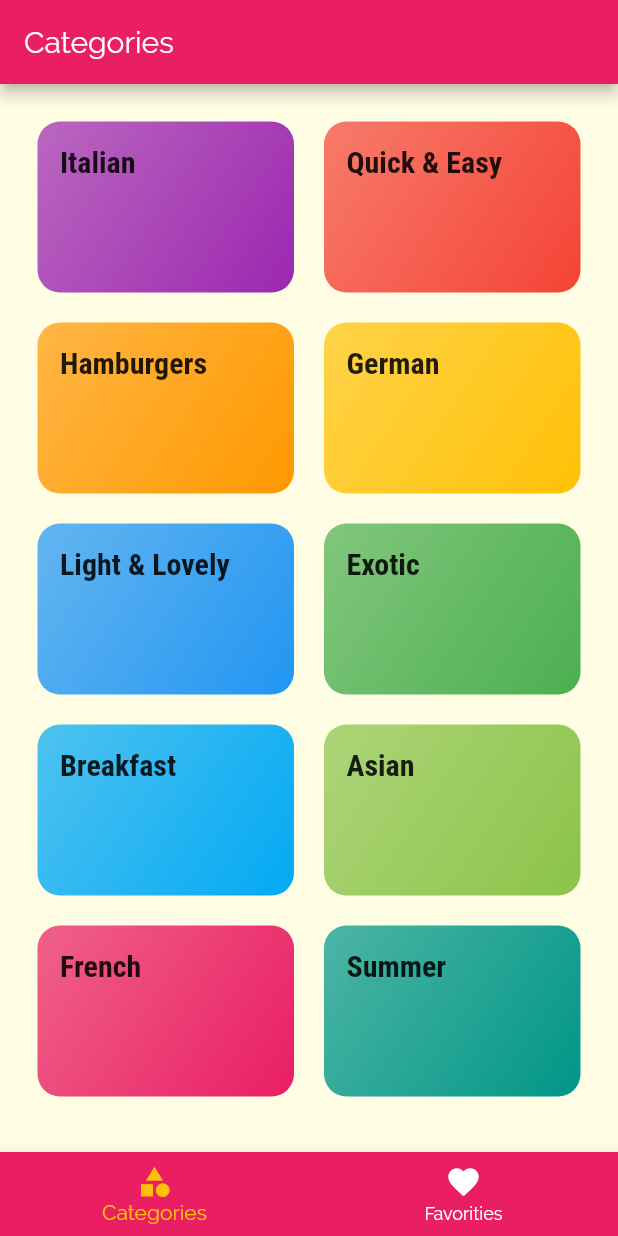
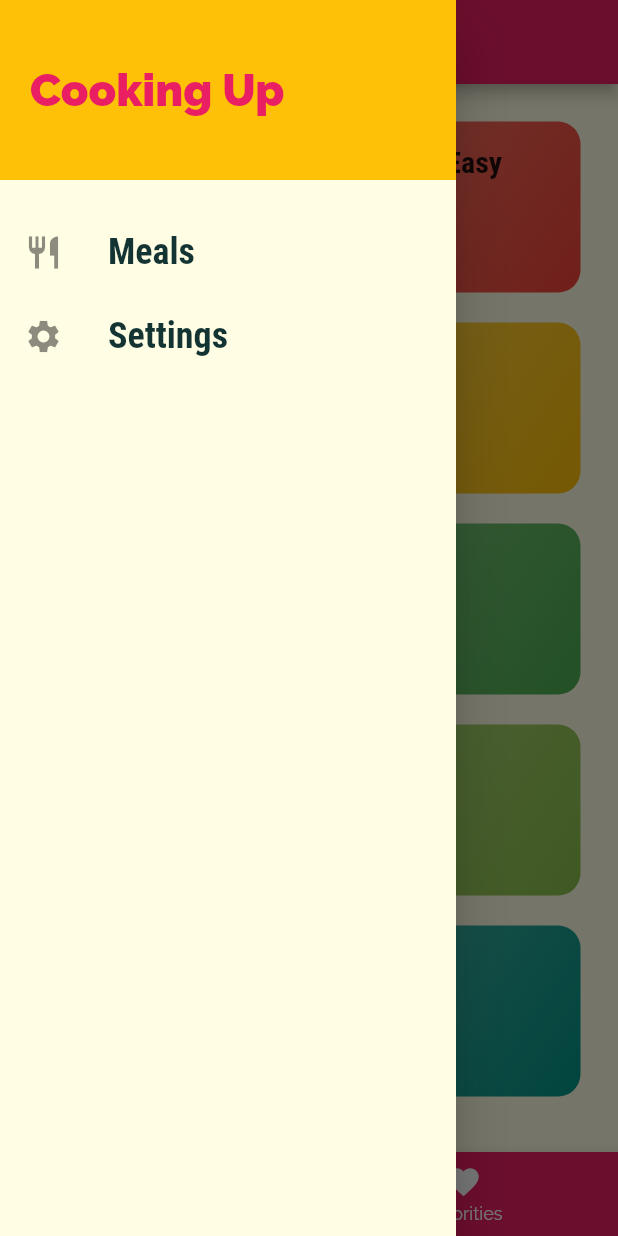
Before and after one commit to ManuelDev1810/Flutter, a Flutter app: the screen it shows after launch, with the side drawer open (before the commit the screen has no drawer), on a phone screen of 412 x 824 dp. Run offline on Flutter 3.47's test engine with Material 2 defaults, Android fonts, the phone set to English and light mode, and no system bars.

Commit message:
Adding a drawer

```diff
--- a/7.NavegationMultipleScreens/navigation_screens/lib/main.dart
+++ b/7.NavegationMultipleScreens/navigation_screens/lib/main.dart
@@ -1,4 +1,5 @@
 import 'package:flutter/material.dart';
+import './screens/filters_screen.dart';
 import './screens/tabs_screen.dart';
 import './screens/meal_detail_screen.dart';
 import './screens/categories_screen.dart';
@@ -37,6 +38,7 @@ class MyApp extends StatelessWidget {
         '/': (_) => TabsScreen(),
         CategoryMealsScreen.routeName: (_) => CategoryMealsScreen(),
         MealDetailScreen.routeName: (_) => MealDetailScreen(),
+        FiltersScreen.routeName: (_) => FiltersScreen(),
       },
       //This method is to redirect to a widget when the route is not registered in routes valiable
       onGenerateRoute: (settings) {
--- /dev/null
+++ b/7.NavegationMultipleScreens/navigation_screens/lib/screens/filters_screen.dart
@@ -0,0 +1,13 @@
+import 'package:flutter/material.dart';
+
+class FiltersScreen extends StatelessWidget {
+
+  static const routeName = '/filters';
+
+  @override
+  Widget build(BuildContext context) {
+    return Center(
+      child: Text('Filters!'),
+    );
+  }
+}
--- a/7.NavegationMultipleScreens/navigation_screens/lib/screens/tabs_screen.dart
+++ b/7.NavegationMultipleScreens/navigation_screens/lib/screens/tabs_screen.dart
@@ -1,4 +1,5 @@
 import 'package:flutter/material.dart';
+import '../widgets/main_drawer.dart';
 import './favorities_screen.dart';
 import './categories_screen.dart';
 
@@ -33,6 +34,7 @@ class _TabsScreen extends State<TabsScreen> {
       appBar: AppBar(
         title: Text(_pages[_selectedPageIndex]['title']),
       ),
+      drawer: MainDrawer(),
       body: _pages[_selectedPageIndex]['page'],
       bottomNavigationBar: BottomNavigationBar(
         onTap: _selecPage,
--- /dev/null
+++ b/7.NavegationMultipleScreens/navigation_screens/lib/widgets/main_drawer.dart
@@ -0,0 +1,71 @@
+import 'package:flutter/material.dart';
+import '../screens/filters_screen.dart';
+
+class MainDrawer extends StatelessWidget {
+  //Instead of using this build method you can of course put it in a different widget
+  //If you have a widget which you only use in conjuntion with this widget here...
+  //You could definely store that extra widget in the same file.
+  //Tipically you do this when you use state or theme or something that trigger the Build method..
+  //Cause that way you only trigger the build method of that widget and not all
+  Widget buildListTile(String title, IconData icon, Function tapHandler) {
+    return ListTile(
+      leading: Icon(
+        icon,
+        size: 26,
+      ),
+      title: Text(
+        title,
+        style: TextStyle(
+          fontFamily: 'RobotoCondensed',
+          fontSize: 24,
+          fontWeight: FontWeight.bold,
+        ),
+      ),
+      onTap: tapHandler,
+    );
+  }
+
+  @override
+  Widget build(BuildContext context) {
+    return Drawer(
+      child: Column(
+        children: <Widget>[
+          Container(
+            height: 120,
+            width: double.infinity,
+            padding: EdgeInsets.all(20),
+            alignment: Alignment.centerLeft,
+            color: Theme.of(context).accentColor,
+            child: Text(
+              'Cooking Up',
+              style: TextStyle(
+                //This is the weight we put in taml file, we dont to put the fontFamily cause by default..
+                //..is Raleway
+                fontWeight: FontWeight.w900,
+                fontSize: 30,
+                color: Theme.of(context).primaryColor,
+              ),
+            ),
+          ),
+          SizedBox(
+            height: 20,
+          ),
+          buildListTile(
+            'Meals',
+            Icons.restaurant,
+            () {
+              Navigator.of(context).pushNamed('/');
+            }
+          ),
+          buildListTile(
+            'Settings',
+            Icons.settings,
+            () {
+              Navigator.of(context).pushNamed(FiltersScreen.routeName);
+            }
+          ),
+        ],
+      ),
+    );
+  }
+}
```
